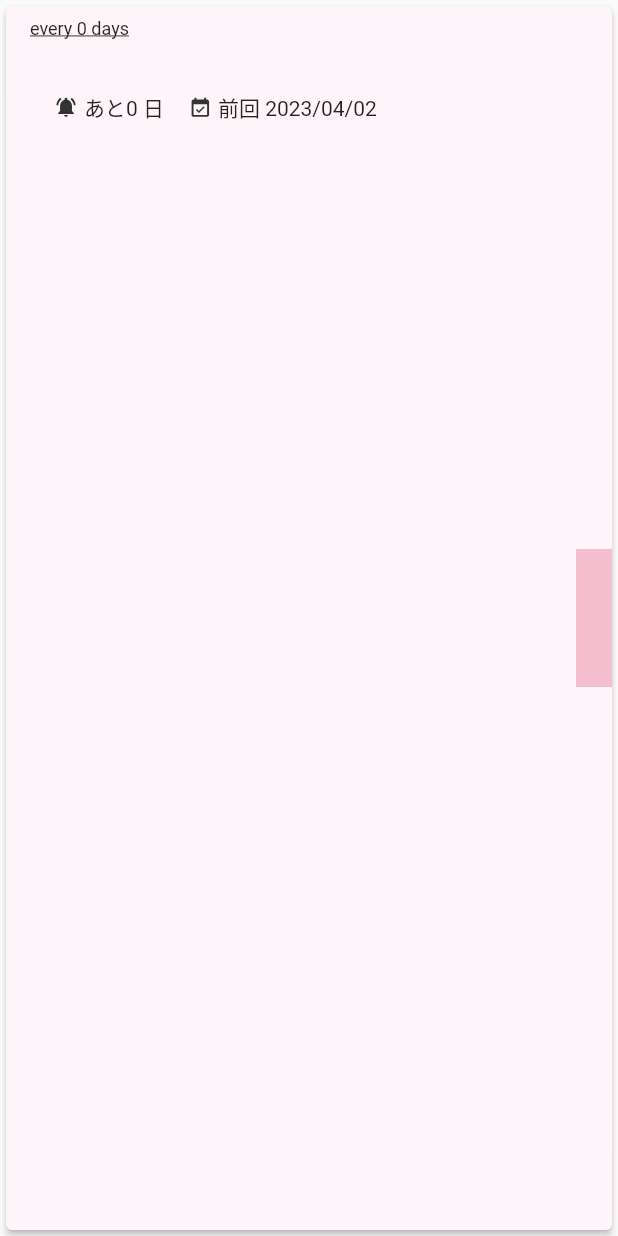
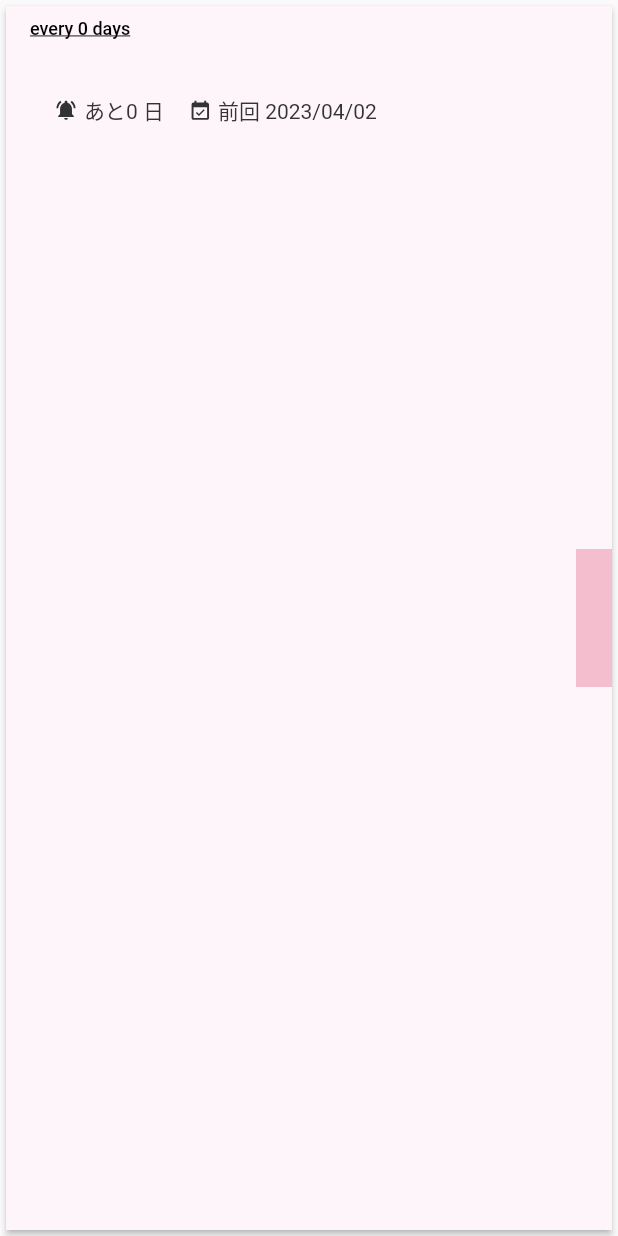
Before and after one commit to batacon/itsukaji_flutter, a Flutter app: the TaskCard widget shown alone on an empty page, opened directly with empty values, on a phone screen of 412 x 824 dp. Run offline on Flutter 3.47's test engine with Material 2 defaults, Android fonts, the phone set to English and light mode, and no system bars; our stand-ins replace cloud_firestore, firebase_auth, firebase_core, flutter_signin_button, flutter_svg, freezed_annotation and 2 more; missing offline and left inert: mobile_scanner; accounts and stored records are empty.

Commit message:
スタイリングを整理

```diff
--- /dev/null
+++ b/lib/common/custom_color.dart
@@ -0,0 +1,15 @@
+import 'dart:ui';
+
+class CustomColor {
+  static const Color primary = Color(0xFF50ABD3);
+  static const Color dueToday = Color(0xFFFDF5F9);
+  static const Color dueTodayEdge = Color(0xFFF5BECF);
+  static const Color dueTomorrow = Color(0xFFFFFEF1);
+  static const Color dueTomorrowEdge = Color(0xFFFFF7A0);
+  static const Color dueLater = Color(0xFFF3F9FD);
+  static const Color dueLaterEdge = Color(0xFFBBE2F1);
+  static const Color text = Color(0xFF333333);
+  static const Color textMuted = Color(0xFFBABABA);
+  static const Color star = Color(0xFFFFC400);
+  static const Color starMuted = Color(0xFFC4C4C4);
+}
--- a/lib/main.dart
+++ b/lib/main.dart
@@ -2,6 +2,7 @@ import 'package:firebase_auth/firebase_auth.dart';
 import 'package:firebase_core/firebase_core.dart';
 import 'package:flutter/material.dart';
 import 'package:flutter_localizations/flutter_localizations.dart';
+import 'package:itsukaji_flutter/common/custom_theme.dart';
 import 'package:itsukaji_flutter/common/firebase_options.dart';
 import 'package:itsukaji_flutter/presentation/pages/sign_in_page.dart';
 import 'package:itsukaji_flutter/presentation/pages/task_list_page.dart';
@@ -19,10 +20,7 @@ class MainApp extends StatelessWidget {
   Widget build(final BuildContext context) {
     return MaterialApp(
       title: 'itsukaji',
-      theme: ThemeData(
-        // TODO: オリジナルのカラーパレットを使う
-        primarySwatch: Colors.blue,
-      ),
+      theme: customTheme,
       home: FirebaseAuth.instance.currentUser == null ? const SignInPage() : const TaskListPage(),
       localizationsDelegates: const [
         GlobalMaterialLocalizations.delegate,
--- a/lib/presentation/components/task_card.dart
+++ b/lib/presentation/components/task_card.dart
@@ -1,4 +1,5 @@
 import 'package:flutter/material.dart';
+import 'package:itsukaji_flutter/common/custom_color.dart';
 import 'package:itsukaji_flutter/models/task.dart';
 import 'package:itsukaji_flutter/presentation/components/task_card_content.dart';
 import 'package:itsukaji_flutter/presentation/components/task_card_edge.dart';
@@ -24,7 +25,7 @@ class TaskCard extends StatelessWidget {
         direction: DismissDirection.endToStart,
         onDismissed: (direction) {
           TasksRepository().setTaskDone(task).then(
-                (final value) => ScaffoldMessenger.of(context).showSnackBar(
+                (_) => ScaffoldMessenger.of(context).showSnackBar(
                   const SnackBar(
                     content: Text('Good Job!'),
                   ),
@@ -34,6 +35,9 @@ class TaskCard extends StatelessWidget {
         child: Card(
           elevation: 2,
           color: _cardColor(task),
+          shape: RoundedRectangleBorder(
+            borderRadius: BorderRadius.circular(0),
+          ),
           child: Row(
             mainAxisAlignment: MainAxisAlignment.spaceBetween,
             children: [
@@ -48,11 +52,11 @@ class TaskCard extends StatelessWidget {
 
   Color _cardColor(final Task thisTask) {
     if (thisTask.isDueToday) {
-      return const Color(0xFFFDF5F9);
+      return CustomColor.dueToday;
     } else if (thisTask.isDueTomorrow) {
-      return const Color(0xFFFFFEF1);
+      return CustomColor.dueTomorrow;
     } else {
-      return const Color(0xFFF3F9FD);
+      return CustomColor.dueLater;
     }
   }
 }
--- a/lib/presentation/components/task_card_content.dart
+++ b/lib/presentation/components/task_card_content.dart
@@ -14,57 +14,41 @@ class TaskCardContent extends StatelessWidget {
       child: Column(
         crossAxisAlignment: CrossAxisAlignment.start,
         children: [
-          _buildCardHeader(task.intervalDays),
+          _buildCardHeader(context, task.intervalDays),
           const SizedBox(height: 8),
-          _buildTaskName(task.name),
+          _buildTaskName(context, task.name),
           const SizedBox(height: 8),
-          _buildCardFooter(task),
+          _buildCardFooter(context, task),
         ],
       ),
     );
   }
 
-  Widget _buildCardHeader(final int intervalDays) {
-    return Text(
-      'every $intervalDays days',
-      style: const TextStyle(
-        fontSize: 12,
-        decoration: TextDecoration.underline,
-      ),
-    );
+  Widget _buildCardHeader(final BuildContext context, final int intervalDays) {
+    return Text('every $intervalDays days', style: Theme.of(context).textTheme.titleSmall);
   }
 
-  Widget _buildTaskName(final String name) {
-    return Text(
-      name,
-      style: const TextStyle(
-        fontSize: 16,
-        fontWeight: FontWeight.w700,
-      ),
-    );
+  Widget _buildTaskName(final BuildContext context, final String name) {
+    return Text(name, style: Theme.of(context).textTheme.displayMedium);
   }
 
-  Row _buildCardFooter(final Task task) {
+  Row _buildCardFooter(final BuildContext context, final Task task) {
     final dueDayLabel = task.isOverdue ? '${task.daysOverdue} 日放置中' : 'あと${task.daysUntilNext} 日';
     return Row(
       children: [
         const SizedBox(width: 16),
         _buildIcon('icon_bell_ring'),
         const SizedBox(width: 4),
-        Text(dueDayLabel, style: const TextStyle(fontSize: 14)),
+        Text(dueDayLabel, style: Theme.of(context).textTheme.bodySmall),
         const SizedBox(width: 16),
         _buildIcon('icon_calendar_check'),
         const SizedBox(width: 4),
-        Text('前回 ${task.lastDoneDateFormatted}', style: const TextStyle(fontSize: 14)),
+        Text('前回 ${task.lastDoneDateFormatted}', style: Theme.of(context).textTheme.bodySmall),
       ],
     );
   }
 
   Widget _buildIcon(final String iconName) {
-    return SvgPicture.asset(
-      'assets/icons/$iconName.svg',
-      width: 16,
-      height: 16,
-    );
+    return SvgPicture.asset('assets/icons/$iconName.svg', width: 16, height: 16);
   }
 }
--- a/lib/presentation/components/task_card_edge.dart
+++ b/lib/presentation/components/task_card_edge.dart
@@ -1,4 +1,5 @@
 import 'package:flutter/material.dart';
+import 'package:itsukaji_flutter/common/custom_color.dart';
 import 'package:itsukaji_flutter/models/task.dart';
 
 class TaskCardEdge extends StatelessWidget {
@@ -17,11 +18,11 @@ class TaskCardEdge extends StatelessWidget {
 
   Color _cardEdgeColor(final Task thisTask) {
     if (thisTask.isDueToday) {
-      return const Color(0xFFF5BECF);
+      return CustomColor.dueTodayEdge;
     } else if (thisTask.isDueTomorrow) {
-      return const Color(0xFFFFF7A0);
+      return CustomColor.dueTomorrowEdge;
     } else {
-      return const Color(0xFFBBE2F1);
+      return CustomColor.dueLaterEdge;
     }
   }
 }
--- a/lib/presentation/pages/sign_in_page.dart
+++ b/lib/presentation/pages/sign_in_page.dart
@@ -3,6 +3,7 @@ import 'package:flutter/material.dart';
 import 'package:flutter_signin_button/button_list.dart';
 import 'package:flutter_signin_button/button_view.dart';
 import 'package:google_sign_in/google_sign_in.dart';
+import 'package:itsukaji_flutter/common/custom_color.dart';
 import 'package:itsukaji_flutter/common/show_snack_bar_with_text.dart';
 import 'package:itsukaji_flutter/presentation/pages/task_list_page.dart';
 import 'package:itsukaji_flutter/repositories/groups_repository.dart';
@@ -86,7 +87,7 @@ class _SignInPageState extends State<SignInPage> {
     return ElevatedButton(
       style: ElevatedButton.styleFrom(
         backgroundColor: Colors.white,
-        foregroundColor: Colors.blue,
+        foregroundColor: CustomColor.primary,
       ),
       onPressed: () => _openQRCodeScanner(context),
       child: const Text('QRコードで招待してもらう'),
--- a/lib/presentation/pages/task_list_page.dart
+++ b/lib/presentation/pages/task_list_page.dart
@@ -132,7 +132,7 @@ class _TaskListPageState extends State<TaskListPage> {
         }));
       },
       tooltip: 'Create New Task',
-      child: const Icon(Icons.add),
+      child: const Icon(Icons.add, color: Colors.white),
     );
   }
 }
```
Also changed, not shown: lib/common/custom_theme.dart (added, +37 -0 lines), lib/presentation/components/task_create_form.dart (+5 -4 lines), lib/presentation/components/task_edit_form.dart (+5 -4 lines).
